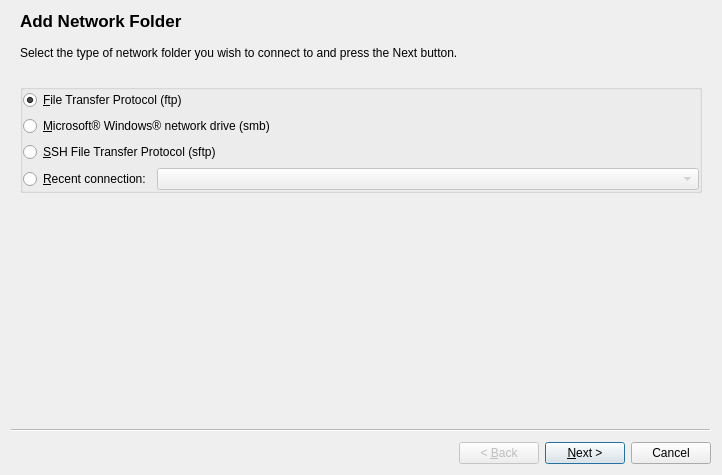
Above: knetattach/knetattach.ui from fluxer/kde-workspace before the change. Below: the same form after it.
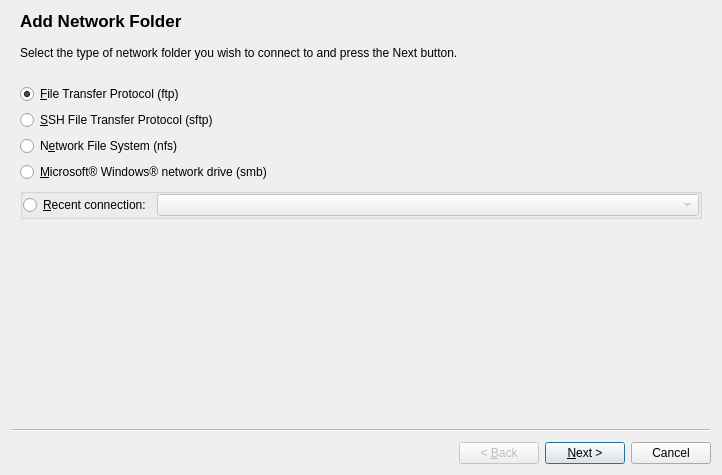
That is the form after the change. Custom widgets are drawn as their Qt base class.

Commit message: knetattach: add NFS share support

Diff of the .ui file:
```diff
--- a/knetattach/knetattach.ui
+++ b/knetattach/knetattach.ui
@@ -47,6 +47,40 @@
       </property>
      </spacer>
     </item>
+    <item>
+     <widget class="QRadioButton" name="_ftp">
+      <property name="text">
+       <string>&amp;File Transfer Protocol (ftp)</string>
+      </property>
+      <property name="checked">
+       <bool>true</bool>
+      </property>
+     </widget>
+    </item>
+    <item>
+     <widget class="QRadioButton" name="_sftp">
+      <property name="text">
+       <string>&amp;SSH File Transfer Protocol (sftp)</string>
+      </property>
+      <property name="checked">
+       <bool>false</bool>
+      </property>
+     </widget>
+    </item>
+    <item>
+     <widget class="QRadioButton" name="_nfs">
+      <property name="text">
+       <string>N&amp;etwork File System (nfs)</string>
+      </property>
+     </widget>
+    </item>
+    <item>
+     <widget class="QRadioButton" name="_smb">
+      <property name="text">
+       <string>&amp;Microsoft® Windows® network drive (smb)</string>
+      </property>
+     </widget>
+    </item>
     <item>
      <widget class="KButtonGroup" name="buttonGroup1">
       <property name="title">
@@ -85,33 +119,6 @@
          </property>
         </widget>
        </item>
-       <item row="2" column="0" colspan="2">
-        <widget class="QRadioButton" name="_sftp">
-         <property name="text">
-          <string>&amp;SSH File Transfer Protocol (sftp)</string>
-         </property>
-         <property name="checked">
-          <bool>false</bool>
-         </property>
-        </widget>
-       </item>
-       <item row="1" column="0" colspan="2">
-        <widget class="QRadioButton" name="_smb">
-         <property name="text">
-          <string>&amp;Microsoft® Windows® network drive (smb)</string>
-         </property>
-        </widget>
-       </item>
-       <item row="0" column="0" colspan="2">
-        <widget class="QRadioButton" name="_ftp">
-         <property name="text">
-          <string>&amp;File Transfer Protocol (ftp)</string>
-         </property>
-         <property name="checked">
-          <bool>true</bool>
-         </property>
-        </widget>
-       </item>
       </layout>
      </widget>
     </item>
```
The commit also changes 1 other file.
